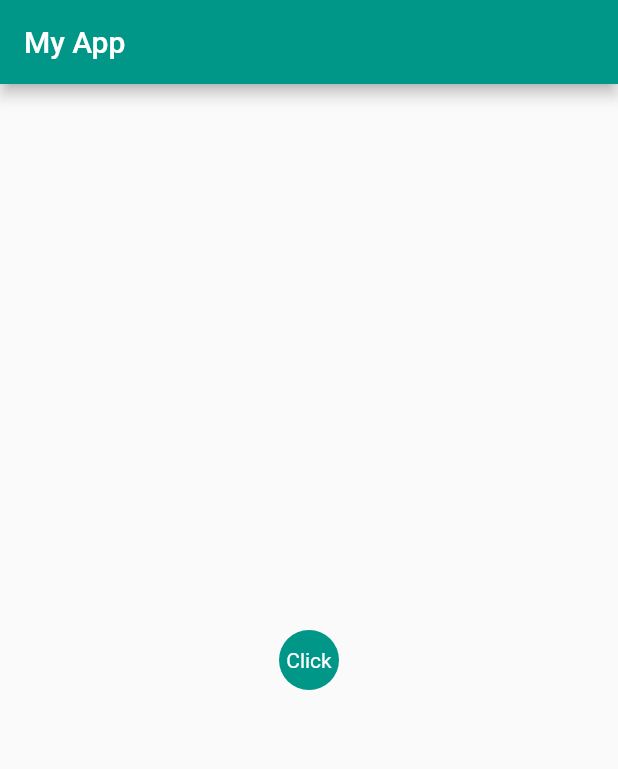
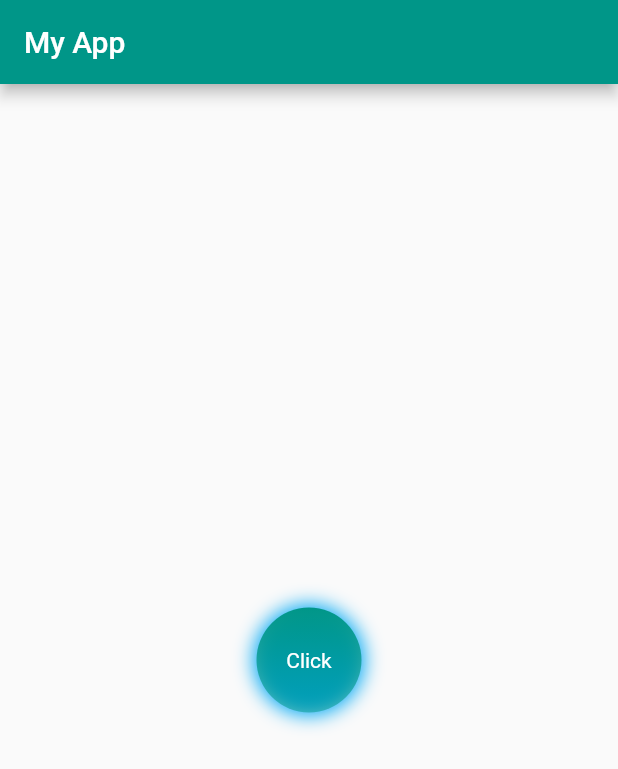
Before and after one commit to PrantoMondal/DiceGameFlutter, a Flutter app: the screen it shows after launch, on a phone screen of 412 x 824 dp. Shown: the top 769 px of the screen. Run offline on Flutter 3.47's test engine with Material 2 defaults, Android fonts, the phone set to English and light mode, and no system bars.

```diff
--- a/lib/pages/home_page.dart
+++ b/lib/pages/home_page.dart
@@ -1,3 +1,4 @@
+import 'package:flutter/cupertino.dart';
 import 'package:flutter/material.dart';
 
 class HomePage extends StatelessWidget {
@@ -10,16 +11,40 @@ class HomePage extends StatelessWidget {
         title: Text('My App'),
       ),
       body: Center(
+        child: GestureDetector(
+          onTap: (){
+            print('Clicked');
+          },
           child: Container(
+            /*transform: Matrix4.rotationZ(0.01745*45),
+            transformAlignment: Alignment.center,*/
+            alignment: Alignment.center,
+            width: 70,
+            height: 70,
             padding: EdgeInsets.all(12),
             decoration: BoxDecoration(
                 color: Theme.of(context).primaryColor,
-            //borderRadius: BorderRadius.circular(12)
-            shape: BoxShape.circle
+              shape: BoxShape.circle,
+              boxShadow: [
+                BoxShadow(
+                  color: Colors.lightBlue,
+                  offset: Offset(0,0),
+                  blurRadius: 10,
+                  spreadRadius: 2
+                )
+              ],
+              gradient: LinearGradient(
+                colors: [Theme.of(context).primaryColor,
+                  Theme.of(context).primaryColor.withOpacity(0.5)],
+                begin: Alignment.topCenter,
+                end: Alignment.bottomCenter
+              )
             ),
             child: Text(
               'Click',
+              overflow: TextOverflow.ellipsis,
               style: TextStyle(color: Colors.white),
+            ),
           ),
         ),
       ),
```
Lines whose indentation alone changed are shown as unchanged.
